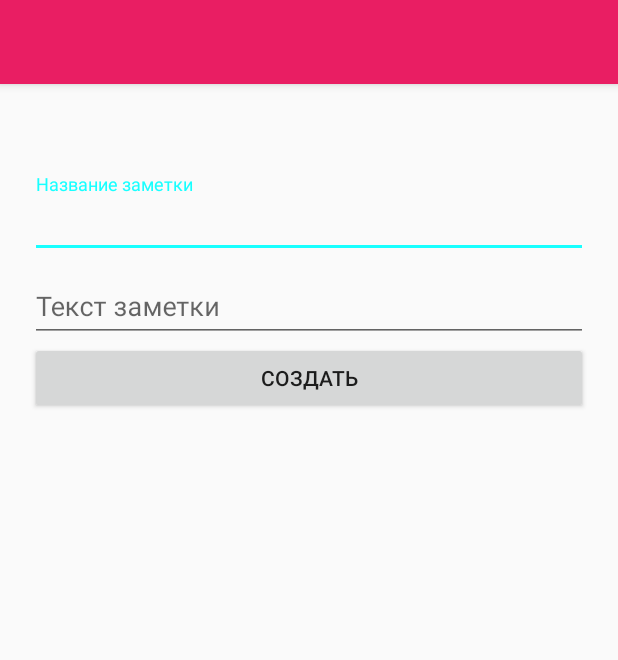
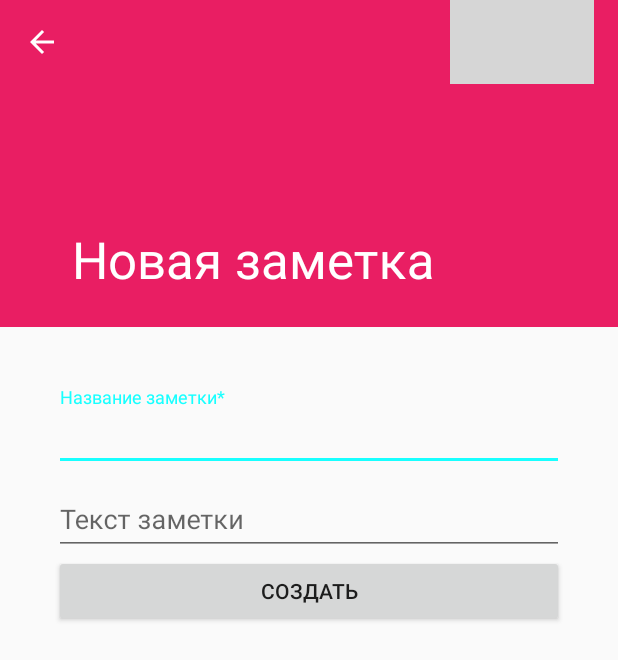
Before and after one commit to ZiXOps/Android-Notes-Sample, an Android app: the AddNoteActivity screen opened directly, with no data from a screen before it, on a phone screen of 412 x 824 dp. Shown: the top 660 px of the screen. Run offline under Robolectric (Android 15) with nearby library versions, the phone set to English and light mode, and no system bars; grey boxes are pictures that could not be loaded.

Commit message:
Added new style for add notes activity.

```diff
--- a/app/src/main/java/com/trendtechnology/notes/AddNoteActivity.java
+++ b/app/src/main/java/com/trendtechnology/notes/AddNoteActivity.java
@@ -1,7 +1,9 @@
 package com.trendtechnology.notes;
 
 import android.os.Bundle;
+import android.support.annotation.StringRes;
 import android.support.v7.app.AppCompatActivity;
+import android.support.v7.widget.Toolbar;
 import android.view.View;
 import android.widget.Button;
 import android.widget.EditText;
@@ -31,6 +33,13 @@ public class AddNoteActivity extends AppCompatActivity {
     }
 
     private void setupView() {
+        Toolbar toolbar = (Toolbar) findViewById(R.id.toolbar);
+        setSupportActionBar(toolbar);
+        if (getSupportActionBar() != null) {
+            getSupportActionBar().setDisplayHomeAsUpEnabled(true);
+            getSupportActionBar().setDisplayShowHomeEnabled(true);
+        }
+
         titleEditText = (EditText) findViewById(R.id.titleEditText);
         noteEditText = (EditText) findViewById(R.id.noteEditText);
         Button addNoteButton = (Button) findViewById(R.id.addNoteButton);
--- a/app/src/main/res/layout/activity_add_note.xml
+++ b/app/src/main/res/layout/activity_add_note.xml
@@ -1,6 +1,5 @@
 <?xml version="1.0" encoding="utf-8"?>
-<android.support.design.widget.CoordinatorLayout
-    xmlns:android="http://schemas.android.com/apk/res/android"
+<android.support.design.widget.CoordinatorLayout xmlns:android="http://schemas.android.com/apk/res/android"
     xmlns:app="http://schemas.android.com/apk/res-auto"
     xmlns:tools="http://schemas.android.com/tools"
     android:layout_width="match_parent"
@@ -9,60 +8,51 @@
     tools:context=".AddNoteActivity">
 
     <android.support.design.widget.AppBarLayout
+        android:id="@+id/app_bar"
         android:layout_width="match_parent"
-        android:layout_height="wrap_content"
+        android:layout_height="218dp"
+        android:fitsSystemWindows="true"
         android:theme="@style/AppTheme.AppBarOverlay">
 
-        <android.support.v7.widget.Toolbar
-            android:id="@+id/toolbar"
+        <android.support.design.widget.CollapsingToolbarLayout
+            android:id="@+id/toolbar_layout"
             android:layout_width="match_parent"
-            android:layout_height="?attr/actionBarSize"
-            android:background="?attr/colorPrimary"
-            app:popupTheme="@style/AppTheme.PopupOverlay" />
+            android:layout_height="match_parent"
+            android:fitsSystemWindows="true"
+            app:contentScrim="?attr/colorPrimary"
+            app:expandedTitleMarginEnd="64dp"
+            app:expandedTitleMarginStart="48dp"
+            app:layout_scrollFlags="scroll|exitUntilCollapsed">
 
+            <ImageView
+                android:layout_width="match_parent"
+                android:layout_height="wrap_content"
+                android:adjustViewBounds="true"
+                app:layout_collapseMode="parallax"
+                app:layout_collapseParallaxMultiplier="0.7" />
+
+            <android.support.v7.widget.Toolbar
+                android:id="@+id/toolbar"
+                android:layout_width="match_parent"
+                android:layout_height="?attr/actionBarSize"
+                app:layout_collapseMode="pin"
+                app:popupTheme="@style/AppTheme.PopupOverlay"
+                app:title="@string/new_note">
+
+                <ImageView
+                    android:id="@+id/uploadImage"
+                    android:layout_width="wrap_content"
+                    android:layout_height="wrap_content"
+                    android:layout_alignParentEnd="true"
+                    android:layout_alignParentRight="true"
+                    android:layout_gravity="right"
+                    android:layout_marginRight="16dp"
+                    android:src="@drawable/ic_add_a_photo_white_24dp" />
+            </android.support.v7.widget.Toolbar>
+
+        </android.support.design.widget.CollapsingToolbarLayout>
     </android.support.design.widget.AppBarLayout>
 
-    <LinearLayout
-        android:layout_width="fill_parent"
-        android:layout_height="match_parent"
-        android:layout_marginTop="?attr/actionBarSize"
-        android:orientation="vertical"
-        android:paddingLeft="20dp"
-        android:paddingRight="20dp"
-        android:paddingTop="60dp">
-
-        <android.support.design.widget.TextInputLayout
-            android:id="@+id/titleLabel"
-            android:layout_width="match_parent"
-            android:layout_height="wrap_content">
-
-            <EditText
-                android:id="@+id/titleEditText"
-                android:layout_width="match_parent"
-                android:layout_height="wrap_content"
-                android:singleLine="true"
-                android:hint="@string/note_title" />
-        </android.support.design.widget.TextInputLayout>
-
-        <android.support.design.widget.TextInputLayout
-            android:id="@+id/noteLabel"
-            android:layout_width="match_parent"
-            android:layout_height="wrap_content">
-
-            <EditText
-                android:id="@+id/noteEditText"
-                android:layout_width="match_parent"
-                android:layout_height="wrap_content"
-                android:singleLine="true"
-                android:hint="@string/note_text" />
-        </android.support.design.widget.TextInputLayout>
-
-        <Button
-            android:id="@+id/addNoteButton"
-            android:layout_width="match_parent"
-            android:layout_height="wrap_content"
-            android:text="@string/create_note" />
-
-    </LinearLayout>
+    <include layout="@layout/add_note_form_scrolling" />
 
 </android.support.design.widget.CoordinatorLayout>
--- a/app/src/main/res/layout/activity_main.xml
+++ b/app/src/main/res/layout/activity_main.xml
@@ -12,7 +12,6 @@
         android:id="@+id/notesList"
         android:layout_width="match_parent"
         android:layout_height="match_parent"
-        android:paddingTop="8dp"
         app:layout_behavior="@string/appbar_scrolling_view_behavior" />
 
     <android.support.design.widget.AppBarLayout
--- /dev/null
+++ b/app/src/main/res/layout/add_note_form_scrolling.xml
@@ -0,0 +1,54 @@
+<?xml version="1.0" encoding="utf-8"?>
+<android.support.v4.widget.NestedScrollView xmlns:android="http://schemas.android.com/apk/res/android"
+    xmlns:app="http://schemas.android.com/apk/res-auto"
+    xmlns:tools="http://schemas.android.com/tools"
+    android:layout_width="match_parent"
+    android:layout_height="match_parent"
+    android:layout_marginTop="@dimen/activity_horizontal_margin"
+    android:padding="@dimen/activity_horizontal_margin"
+    app:layout_behavior="@string/appbar_scrolling_view_behavior"
+    tools:context=".AddNoteActivity"
+    tools:showIn="@layout/activity_add_note">
+
+    <LinearLayout
+        android:layout_width="fill_parent"
+        android:layout_height="match_parent"
+        android:orientation="vertical"
+        android:paddingLeft="20dp"
+        android:paddingRight="20dp"
+        android:paddingTop="8dp">
+
+        <android.support.design.widget.TextInputLayout
+            android:id="@+id/titleLabel"
+            android:layout_width="match_parent"
+            android:layout_height="wrap_content">
+
+            <EditText
+                android:id="@+id/titleEditText"
+                android:layout_width="match_parent"
+                android:layout_height="wrap_content"
+                android:singleLine="true"
+                android:hint="@string/note_title" />
+        </android.support.design.widget.TextInputLayout>
+
+        <android.support.design.widget.TextInputLayout
+            android:id="@+id/noteLabel"
+            android:layout_width="match_parent"
+            android:layout_height="wrap_content">
+
+            <EditText
+                android:id="@+id/noteEditText"
+                android:layout_width="match_parent"
+                android:layout_height="wrap_content"
+                android:hint="@string/note_text" />
+        </android.support.design.widget.TextInputLayout>
+
+        <Button
+            android:id="@+id/addNoteButton"
+            android:layout_width="match_parent"
+            android:layout_height="wrap_content"
+            android:text="@string/create_note" />
+
+    </LinearLayout>
+
+</android.support.v4.widget.NestedScrollView>
--- a/app/src/main/res/values/strings.xml
+++ b/app/src/main/res/values/strings.xml
@@ -1,8 +1,9 @@
 <resources>
     <string name="app_name">Notes</string>
     <string name="action_settings">Settings</string>
-    <string name="note_title">Название заметки</string>
+    <string name="note_title">Название заметки*</string>
     <string name="note_text">Текст заметки</string>
     <string name="create_note">Создать</string>
     <string name="attachment">attachment</string>
+    <string name="new_note">Новая заметка</string>
 </resources>
```
